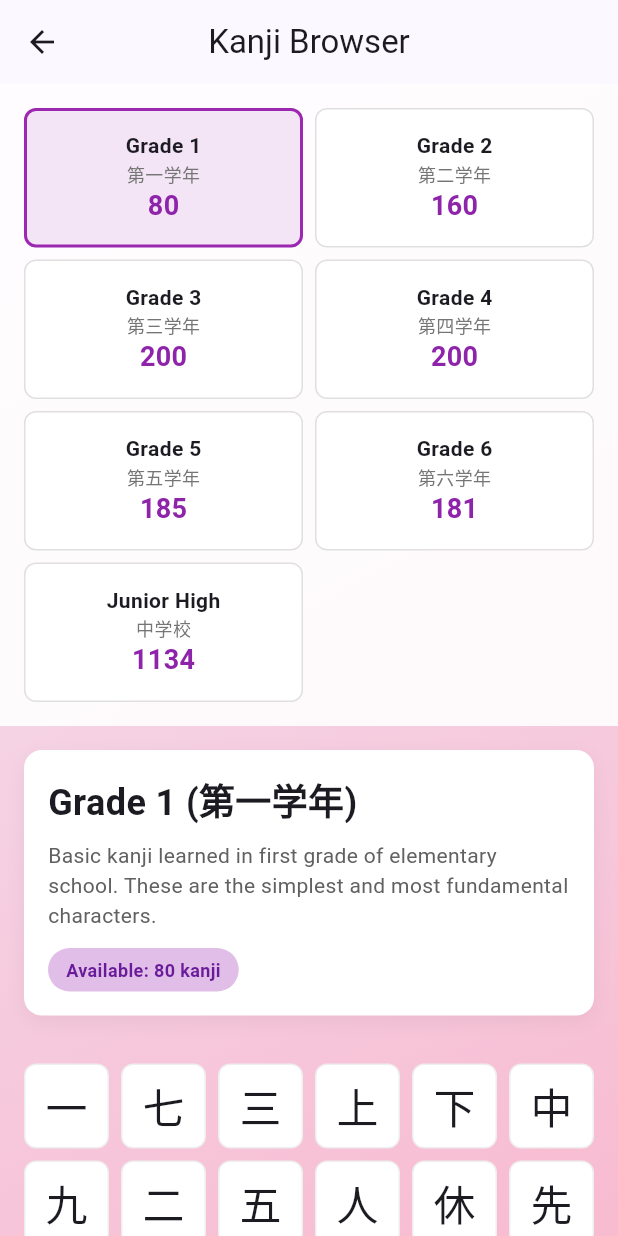
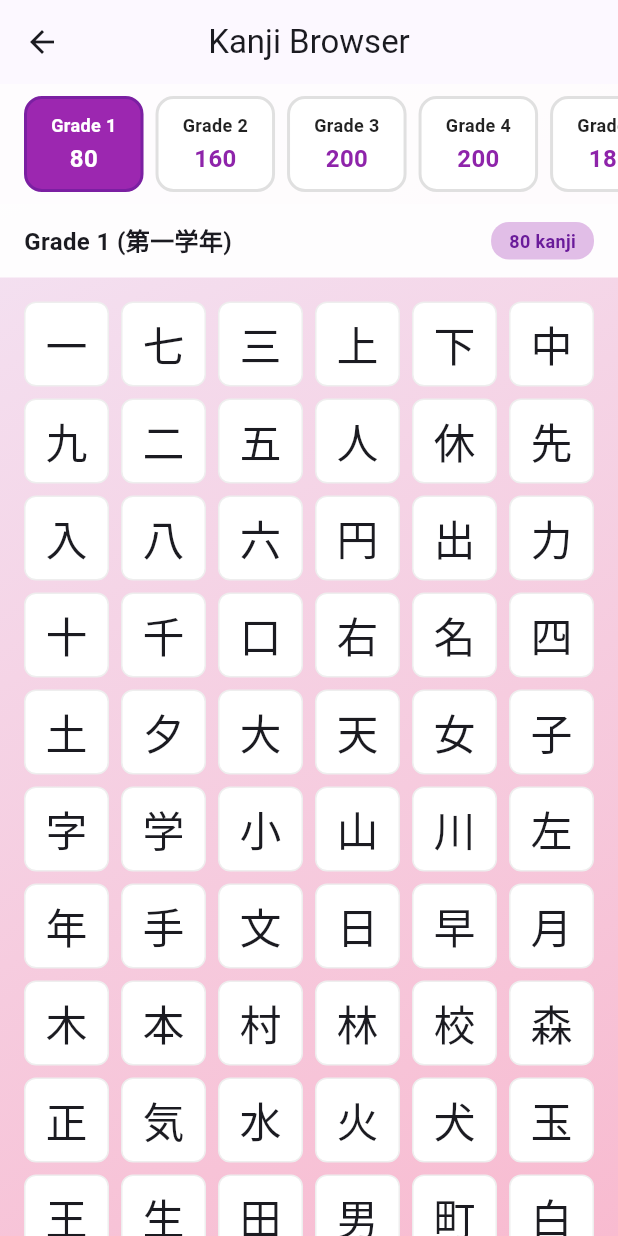
Before and after one commit to EPHRAIMTEODORO/Mobile-Kana, a Flutter app: the KanjiBrowserScreen screen opened directly, on a phone screen of 412 x 824 dp. Run offline on Flutter 3.47's test engine with Material 3 defaults, Android fonts, the light colour scheme and no system bars; our stand-ins replace shared_preferences; accounts and stored records are empty.

Commit message:
screen view improvement

```diff
--- a/lib/screens/kanji_browser_screen.dart
+++ b/lib/screens/kanji_browser_screen.dart
@@ -112,8 +112,7 @@ class _KanjiBrowserScreenState extends State<KanjiBrowserScreen> {
         ),
         child: Column(
           children: [
-            _buildGradeSelector(),
-            _buildCurrentSectionInfo(),
+            _buildCompactGradeSelector(),
             Expanded(child: _buildKanjiGrid()),
           ],
         ),
@@ -121,40 +120,27 @@ class _KanjiBrowserScreenState extends State<KanjiBrowserScreen> {
     );
   }
 
-  Widget _buildGradeSelector() {
+  Widget _buildCompactGradeSelector() {
     return Container(
-      padding: const EdgeInsets.all(16),
+      height: 80,
+      padding: const EdgeInsets.symmetric(vertical: 8),
       color: Colors.white.withOpacity(0.9),
-      child: LayoutBuilder(
-        builder: (context, constraints) {
-          int crossAxisCount = 2;
-          if (constraints.maxWidth > 1000) {
-            crossAxisCount = 7;
-          } else if (constraints.maxWidth > 600) {
-            crossAxisCount = 4;
-          }
-
-          return GridView.builder(
-            shrinkWrap: true,
-            physics: const NeverScrollableScrollPhysics(),
-            gridDelegate: SliverGridDelegateWithFixedCrossAxisCount(
-              crossAxisCount: crossAxisCount,
-              mainAxisSpacing: 8,
-              crossAxisSpacing: 8,
-              childAspectRatio: 2,
-            ),
+      child: ListView.builder(
+        scrollDirection: Axis.horizontal,
+        padding: const EdgeInsets.symmetric(horizontal: 12),
         itemCount: _grades.length,
         itemBuilder: (context, index) {
           final grade = _grades[index];
-              return _buildGradeButton(grade);
-            },
+          return Padding(
+            padding: const EdgeInsets.symmetric(horizontal: 4),
+            child: _buildCompactGradeButton(grade),
           );
         },
       ),
     );
   }
 
-  Widget _buildGradeButton(GradeInfo gradeInfo) {
+  Widget _buildCompactGradeButton(GradeInfo gradeInfo) {
     final isSelected = _selectedGrade == gradeInfo.grade;
     return InkWell(
       onTap: () => setState(() {
@@ -162,38 +148,33 @@ class _KanjiBrowserScreenState extends State<KanjiBrowserScreen> {
         _selectedKanji = null;
       }),
       child: Container(
-        padding: const EdgeInsets.all(8),
+        padding: const EdgeInsets.symmetric(horizontal: 16, vertical: 8),
         decoration: BoxDecoration(
-          color: isSelected ? Colors.purple.shade50 : Colors.white,
+          color: isSelected ? Colors.purple.shade500 : Colors.white,
           border: Border.all(
-            color: isSelected ? Colors.purple.shade500 : Colors.grey.shade300,
-            width: isSelected ? 2 : 1,
+            color: isSelected ? Colors.purple.shade700 : Colors.grey.shade300,
+            width: 2,
           ),
-          borderRadius: BorderRadius.circular(8),
+          borderRadius: BorderRadius.circular(12),
         ),
         child: Column(
           mainAxisAlignment: MainAxisAlignment.center,
           children: [
             Text(
               gradeInfo.name,
-              style: const TextStyle(
-                fontSize: 14,
+              style: TextStyle(
+                fontSize: 12,
                 fontWeight: FontWeight.bold,
+                color: isSelected ? Colors.white : Colors.black87,
               ),
             ),
-            Text(
-              gradeInfo.nameJP,
-              style: TextStyle(
-                fontSize: 12,
-                color: Colors.grey.shade600,
-              ),
-            ),
+            const SizedBox(height: 2),
             Text(
               '${gradeInfo.count}',
               style: TextStyle(
-                fontSize: 18,
+                fontSize: 16,
                 fontWeight: FontWeight.bold,
-                color: Colors.purple.shade600,
+                color: isSelected ? Colors.white : Colors.purple.shade600,
               ),
             ),
           ],
@@ -202,62 +183,7 @@ class _KanjiBrowserScreenState extends State<KanjiBrowserScreen> {
     );
   }
 
-  Widget _buildCurrentSectionInfo() {
-    final currentGrade = _grades.firstWhere((g) => g.grade == _selectedGrade);
-    final kanjiList = _currentKanjiList;
 
-    return Container(
-      margin: const EdgeInsets.all(16),
-      padding: const EdgeInsets.all(16),
-      decoration: BoxDecoration(
-        color: Colors.white,
-        borderRadius: BorderRadius.circular(12),
-        boxShadow: [
-          BoxShadow(
-            color: Colors.black.withOpacity(0.05),
-            blurRadius: 10,
-            offset: const Offset(0, 4),
-          ),
-        ],
-      ),
-      child: Column(
-        crossAxisAlignment: CrossAxisAlignment.start,
-        children: [
-          Text(
-            '${currentGrade.name} (${currentGrade.nameJP})',
-            style: const TextStyle(
-              fontSize: 24,
-              fontWeight: FontWeight.bold,
-            ),
-          ),
-          const SizedBox(height: 8),
-          Text(
-            _getGradeDescription(_selectedGrade),
-            style: TextStyle(
-              fontSize: 14,
-              color: Colors.grey.shade700,
-            ),
-          ),
-          const SizedBox(height: 12),
-          Container(
-            padding: const EdgeInsets.symmetric(horizontal: 12, vertical: 6),
-            decoration: BoxDecoration(
-              color: Colors.purple.shade100,
-              borderRadius: BorderRadius.circular(20),
-            ),
-            child: Text(
-              'Available: ${kanjiList.length} kanji',
-              style: TextStyle(
-                fontSize: 12,
-                fontWeight: FontWeight.w600,
-                color: Colors.purple.shade800,
-              ),
-            ),
-          ),
-        ],
-      ),
-    );
-  }
 
   String _getGradeDescription(KanjiGrade grade) {
     switch (grade) {
@@ -279,9 +205,44 @@ class _KanjiBrowserScreenState extends State<KanjiBrowserScreen> {
   }
 
   Widget _buildKanjiGrid() {
+    final currentGrade = _grades.firstWhere((g) => g.grade == _selectedGrade);
     final kanjiList = _currentKanjiList;
 
-    return LayoutBuilder(
+    return Column(
+      children: [
+        Container(
+          padding: const EdgeInsets.symmetric(horizontal: 16, vertical: 12),
+          color: Colors.white.withOpacity(0.95),
+          child: Row(
+            children: [
+              Text(
+                '${currentGrade.name} (${currentGrade.nameJP})',
+                style: const TextStyle(
+                  fontSize: 16,
+                  fontWeight: FontWeight.bold,
+                ),
+              ),
+              const Spacer(),
+              Container(
+                padding: const EdgeInsets.symmetric(horizontal: 12, vertical: 4),
+                decoration: BoxDecoration(
+                  color: Colors.purple.shade100,
+                  borderRadius: BorderRadius.circular(12),
+                ),
+                child: Text(
+                  '${kanjiList.length} kanji',
+                  style: TextStyle(
+                    fontSize: 12,
+                    fontWeight: FontWeight.w600,
+                    color: Colors.purple.shade800,
+                  ),
+                ),
+              ),
+            ],
+          ),
+        ),
+        Expanded(
+          child: LayoutBuilder(
             builder: (context, constraints) {
               int crossAxisCount = 5;
               if (constraints.maxWidth > 1000) {
@@ -308,6 +269,9 @@ class _KanjiBrowserScreenState extends State<KanjiBrowserScreen> {
                 },
               );
             },
+          ),
+        ),
+      ],
     );
   }
 
```
Lines whose indentation alone changed are shown as unchanged.
